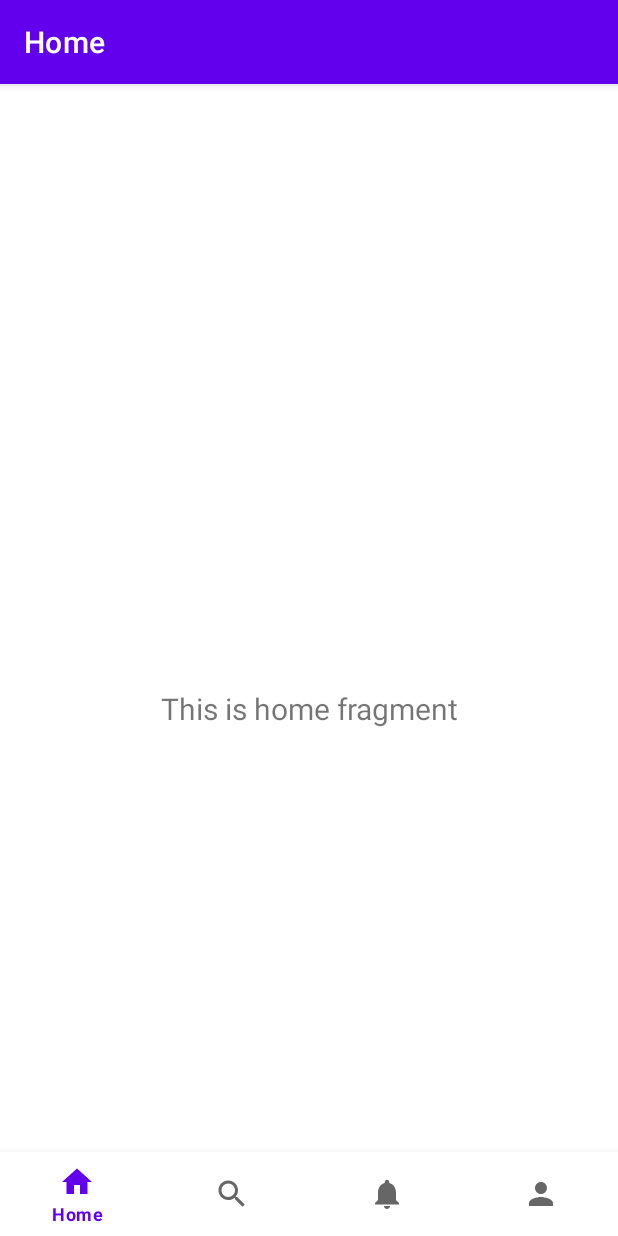
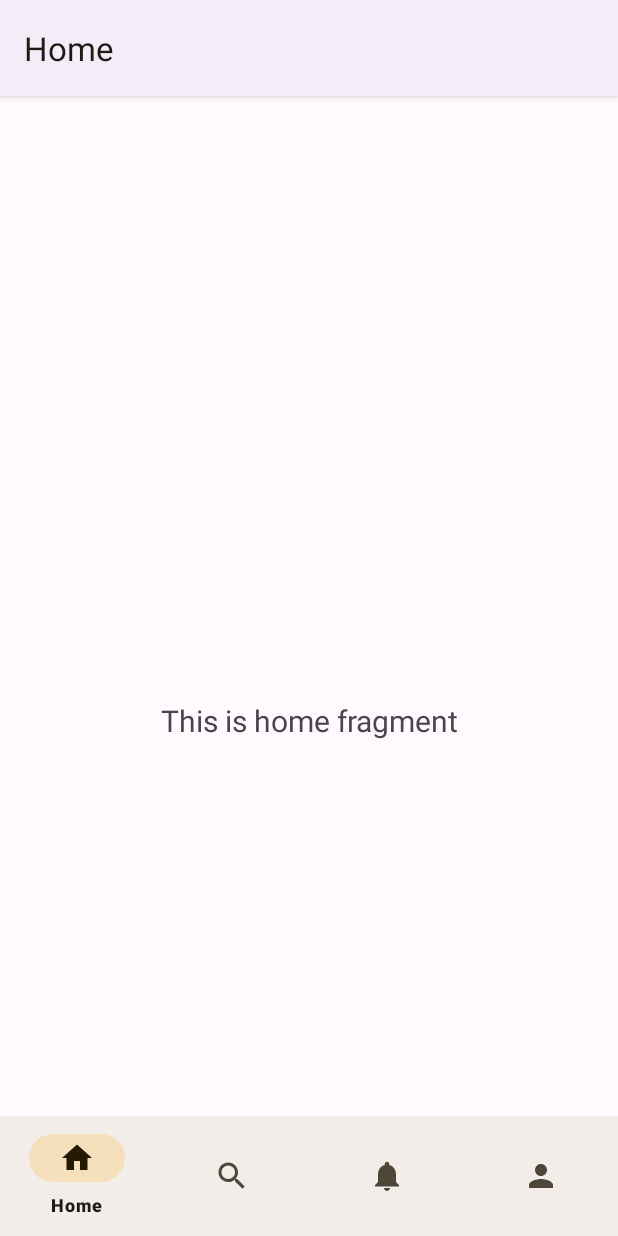
Before and after one commit to LoloLeMono/InterIm, an Android app: the screen it shows after launch (MainActivity), on a phone screen of 412 x 824 dp. Run offline under Robolectric (Android 15) with nearby library versions, the phone set to English and light mode, and no system bars; our stand-ins replace navigation-ui.

Commit message:
Add change themes

```diff
--- a/app/src/main/res/values-night/themes.xml
+++ b/app/src/main/res/values-night/themes.xml
@@ -1,16 +1,31 @@
-<resources xmlns:tools="http://schemas.android.com/tools">
-    <!-- Base application theme. -->
-    <style name="Theme.Inter_Im" parent="Theme.MaterialComponents.DayNight.DarkActionBar">
-        <!-- Primary brand color. -->
-        <item name="colorPrimary">@color/purple_200</item>
-        <item name="colorPrimaryVariant">@color/purple_700</item>
-        <item name="colorOnPrimary">@color/black</item>
-        <!-- Secondary brand color. -->
-        <item name="colorSecondary">@color/teal_200</item>
-        <item name="colorSecondaryVariant">@color/teal_200</item>
-        <item name="colorOnSecondary">@color/black</item>
-        <!-- Status bar color. -->
-        <item name="android:statusBarColor">?attr/colorPrimaryVariant</item>
-        <!-- Customize your theme here. -->
+
+<resources>
+    <style name="Theme.Inter_Im" parent="Theme.Material3.Dark">
+        <item name="colorPrimary">@color/md_theme_dark_primary</item>
+        <item name="colorOnPrimary">@color/md_theme_dark_onPrimary</item>
+        <item name="colorPrimaryContainer">@color/md_theme_dark_primaryContainer</item>
+        <item name="colorOnPrimaryContainer">@color/md_theme_dark_onPrimaryContainer</item>
+        <item name="colorSecondary">@color/md_theme_dark_secondary</item>
+        <item name="colorOnSecondary">@color/md_theme_dark_onSecondary</item>
+        <item name="colorSecondaryContainer">@color/md_theme_dark_secondaryContainer</item>
+        <item name="colorOnSecondaryContainer">@color/md_theme_dark_onSecondaryContainer</item>
+        <item name="colorTertiary">@color/md_theme_dark_tertiary</item>
+        <item name="colorOnTertiary">@color/md_theme_dark_onTertiary</item>
+        <item name="colorTertiaryContainer">@color/md_theme_dark_tertiaryContainer</item>
+        <item name="colorOnTertiaryContainer">@color/md_theme_dark_onTertiaryContainer</item>
+        <item name="colorError">@color/md_theme_dark_error</item>
+        <item name="colorErrorContainer">@color/md_theme_dark_errorContainer</item>
+        <item name="colorOnError">@color/md_theme_dark_onError</item>
+        <item name="colorOnErrorContainer">@color/md_theme_dark_onErrorContainer</item>
+        <item name="android:colorBackground">@color/md_theme_dark_background</item>
+        <item name="colorOnBackground">@color/md_theme_dark_onBackground</item>
+        <item name="colorSurface">@color/md_theme_dark_surface</item>
+        <item name="colorOnSurface">@color/md_theme_dark_onSurface</item>
+        <item name="colorSurfaceVariant">@color/md_theme_dark_surfaceVariant</item>
+        <item name="colorOnSurfaceVariant">@color/md_theme_dark_onSurfaceVariant</item>
+        <item name="colorOutline">@color/md_theme_dark_outline</item>
+        <item name="colorOnSurfaceInverse">@color/md_theme_dark_inverseOnSurface</item>
+        <item name="colorSurfaceInverse">@color/md_theme_dark_inverseSurface</item>
+        <item name="colorPrimaryInverse">@color/md_theme_dark_inversePrimary</item>
     </style>
 </resources>
--- a/app/src/main/res/values/colors.xml
+++ b/app/src/main/res/values/colors.xml
@@ -1,10 +1,64 @@
-<?xml version="1.0" encoding="utf-8"?>
+
 <resources>
-    <color name="purple_200">#FFBB86FC</color>
-    <color name="purple_500">#FF6200EE</color>
-    <color name="purple_700">#FF3700B3</color>
-    <color name="teal_200">#FF03DAC5</color>
-    <color name="teal_700">#FF018786</color>
-    <color name="black">#FF000000</color>
-    <color name="white">#FFFFFFFF</color>
+    <color name="seed">#FCDFA6</color>
+    <color name="md_theme_light_primary">#795900</color>
+    <color name="md_theme_light_onPrimary">#FFFFFF</color>
+    <color name="md_theme_light_primaryContainer">#FFDF9E</color>
+    <color name="md_theme_light_onPrimaryContainer">#261A00</color>
+    <color name="md_theme_light_secondary">#6B5D3F</color>
+    <color name="md_theme_light_onSecondary">#FFFFFF</color>
+    <color name="md_theme_light_secondaryContainer">#F5E0BB</color>
+    <color name="md_theme_light_onSecondaryContainer">#241A04</color>
+    <color name="md_theme_light_tertiary">#4A6547</color>
+    <color name="md_theme_light_onTertiary">#FFFFFF</color>
+    <color name="md_theme_light_tertiaryContainer">#CCEBC4</color>
+    <color name="md_theme_light_onTertiaryContainer">#072109</color>
+    <color name="md_theme_light_error">#BA1A1A</color>
+    <color name="md_theme_light_errorContainer">#FFDAD6</color>
+    <color name="md_theme_light_onError">#FFFFFF</color>
+    <color name="md_theme_light_onErrorContainer">#410002</color>
+    <color name="md_theme_light_background">#FFFBFF</color>
+    <color name="md_theme_light_onBackground">#1E1B16</color>
+    <color name="md_theme_light_surface">#FFFBFF</color>
+    <color name="md_theme_light_onSurface">#1E1B16</color>
+    <color name="md_theme_light_surfaceVariant">#EDE1CF</color>
+    <color name="md_theme_light_onSurfaceVariant">#4D4639</color>
+    <color name="md_theme_light_outline">#7F7667</color>
+    <color name="md_theme_light_inverseOnSurface">#F7EFE7</color>
+    <color name="md_theme_light_inverseSurface">#33302A</color>
+    <color name="md_theme_light_inversePrimary">#F2BF48</color>
+    <color name="md_theme_light_shadow">#000000</color>
+    <color name="md_theme_light_surfaceTint">#795900</color>
+    <color name="md_theme_light_outlineVariant">#D0C5B4</color>
+    <color name="md_theme_light_scrim">#000000</color>
+    <color name="md_theme_dark_primary">#F2BF48</color>
+    <color name="md_theme_dark_onPrimary">#3F2E00</color>
+    <color name="md_theme_dark_primaryContainer">#5B4300</color>
+    <color name="md_theme_dark_onPrimaryContainer">#FFDF9E</color>
+    <color name="md_theme_dark_secondary">#D8C4A0</color>
+    <color name="md_theme_dark_onSecondary">#3B2F15</color>
+    <color name="md_theme_dark_secondaryContainer">#52452A</color>
+    <color name="md_theme_dark_onSecondaryContainer">#F5E0BB</color>
+    <color name="md_theme_dark_tertiary">#B0CFAA</color>
+    <color name="md_theme_dark_onTertiary">#1D361C</color>
+    <color name="md_theme_dark_tertiaryContainer">#334D31</color>
+    <color name="md_theme_dark_onTertiaryContainer">#CCEBC4</color>
+    <color name="md_theme_dark_error">#FFB4AB</color>
+    <color name="md_theme_dark_errorContainer">#93000A</color>
+    <color name="md_theme_dark_onError">#690005</color>
+    <color name="md_theme_dark_onErrorContainer">#FFDAD6</color>
+    <color name="md_theme_dark_background">#1E1B16</color>
+    <color name="md_theme_dark_onBackground">#E9E1D8</color>
+    <color name="md_theme_dark_surface">#1E1B16</color>
+    <color name="md_theme_dark_onSurface">#E9E1D8</color>
+    <color name="md_theme_dark_surfaceVariant">#4D4639</color>
+    <color name="md_theme_dark_onSurfaceVariant">#D0C5B4</color>
+    <color name="md_theme_dark_outline">#998F80</color>
+    <color name="md_theme_dark_inverseOnSurface">#1E1B16</color>
+    <color name="md_theme_dark_inverseSurface">#E9E1D8</color>
+    <color name="md_theme_dark_inversePrimary">#795900</color>
+    <color name="md_theme_dark_shadow">#000000</color>
+    <color name="md_theme_dark_surfaceTint">#F2BF48</color>
+    <color name="md_theme_dark_outlineVariant">#4D4639</color>
+    <color name="md_theme_dark_scrim">#000000</color>
 </resources>
--- a/app/src/main/res/values/themes.xml
+++ b/app/src/main/res/values/themes.xml
@@ -1,16 +1,31 @@
-<resources xmlns:tools="http://schemas.android.com/tools">
-    <!-- Base application theme. -->
-    <style name="Theme.Inter_Im" parent="Theme.MaterialComponents.DayNight.DarkActionBar">
-        <!-- Primary brand color. -->
-        <item name="colorPrimary">@color/purple_500</item>
-        <item name="colorPrimaryVariant">@color/purple_700</item>
-        <item name="colorOnPrimary">@color/white</item>
-        <!-- Secondary brand color. -->
-        <item name="colorSecondary">@color/teal_200</item>
-        <item name="colorSecondaryVariant">@color/teal_700</item>
-        <item name="colorOnSecondary">@color/black</item>
-        <!-- Status bar color. -->
-        <item name="android:statusBarColor">?attr/colorPrimaryVariant</item>
-        <!-- Customize your theme here. -->
+
+<resources>
+    <style name="Theme.Inter_Im" parent="Theme.Material3.Light">
+        <item name="colorPrimary">@color/md_theme_light_primary</item>
+        <item name="colorOnPrimary">@color/md_theme_light_onPrimary</item>
+        <item name="colorPrimaryContainer">@color/md_theme_light_primaryContainer</item>
+        <item name="colorOnPrimaryContainer">@color/md_theme_light_onPrimaryContainer</item>
+        <item name="colorSecondary">@color/md_theme_light_secondary</item>
+        <item name="colorOnSecondary">@color/md_theme_light_onSecondary</item>
+        <item name="colorSecondaryContainer">@color/md_theme_light_secondaryContainer</item>
+        <item name="colorOnSecondaryContainer">@color/md_theme_light_onSecondaryContainer</item>
+        <item name="colorTertiary">@color/md_theme_light_tertiary</item>
+        <item name="colorOnTertiary">@color/md_theme_light_onTertiary</item>
+        <item name="colorTertiaryContainer">@color/md_theme_light_tertiaryContainer</item>
+        <item name="colorOnTertiaryContainer">@color/md_theme_light_onTertiaryContainer</item>
+        <item name="colorError">@color/md_theme_light_error</item>
+        <item name="colorErrorContainer">@color/md_theme_light_errorContainer</item>
+        <item name="colorOnError">@color/md_theme_light_onError</item>
+        <item name="colorOnErrorContainer">@color/md_theme_light_onErrorContainer</item>
+        <item name="android:colorBackground">@color/md_theme_light_background</item>
+        <item name="colorOnBackground">@color/md_theme_light_onBackground</item>
+        <item name="colorSurface">@color/md_theme_light_surface</item>
+        <item name="colorOnSurface">@color/md_theme_light_onSurface</item>
+        <item name="colorSurfaceVariant">@color/md_theme_light_surfaceVariant</item>
+        <item name="colorOnSurfaceVariant">@color/md_theme_light_onSurfaceVariant</item>
+        <item name="colorOutline">@color/md_theme_light_outline</item>
+        <item name="colorOnSurfaceInverse">@color/md_theme_light_inverseOnSurface</item>
+        <item name="colorSurfaceInverse">@color/md_theme_light_inverseSurface</item>
+        <item name="colorPrimaryInverse">@color/md_theme_light_inversePrimary</item>
     </style>
 </resources>
```
